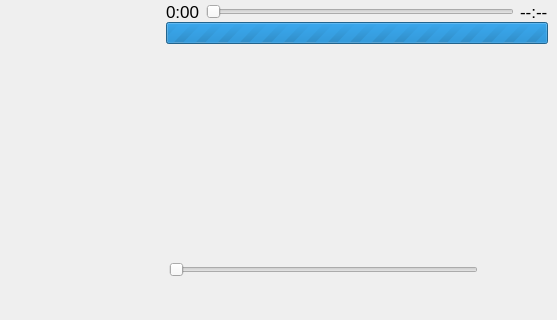
First picture: the form in radionowplayingwindow.ui, repository gidzzz/openmediaplayer, before the edit; both pictures show x 243 to 800 and y 160 to 480 of the 800 by 480 pixel window.
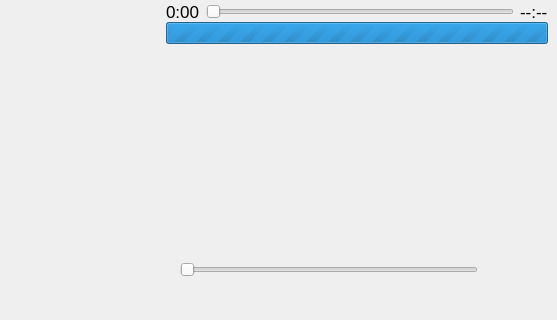
Second picture: the form after the edit. Icons and pictures are not drawn.

Commit message:
All volume sliders have a margin.
Fixed volume slider in RadioNowPlayingWindow.

Playback control sliders react even to short clicks and the changes don't take effect until the slider is released.

Corrected time format in VideoNowPlayingWindow and RadioNowPlayingWindow.

What changed in the file:
```diff
--- a/radionowplayingwindow.ui
+++ b/radionowplayingwindow.ui
@@ -443,8 +443,17 @@
          </sizepolicy>
         </property>
         <layout class="QHBoxLayout" name="horizontalLayout_4">
+         <property name="leftMargin">
+          <number>20</number>
+         </property>
          <item>
           <widget class="QSlider" name="volumeSlider">
+           <property name="minimumSize">
+            <size>
+             <width>0</width>
+             <height>64</height>
+            </size>
+           </property>
            <property name="maximum">
             <number>100</number>
            </property>
```
The commit also changes 7 other files.
